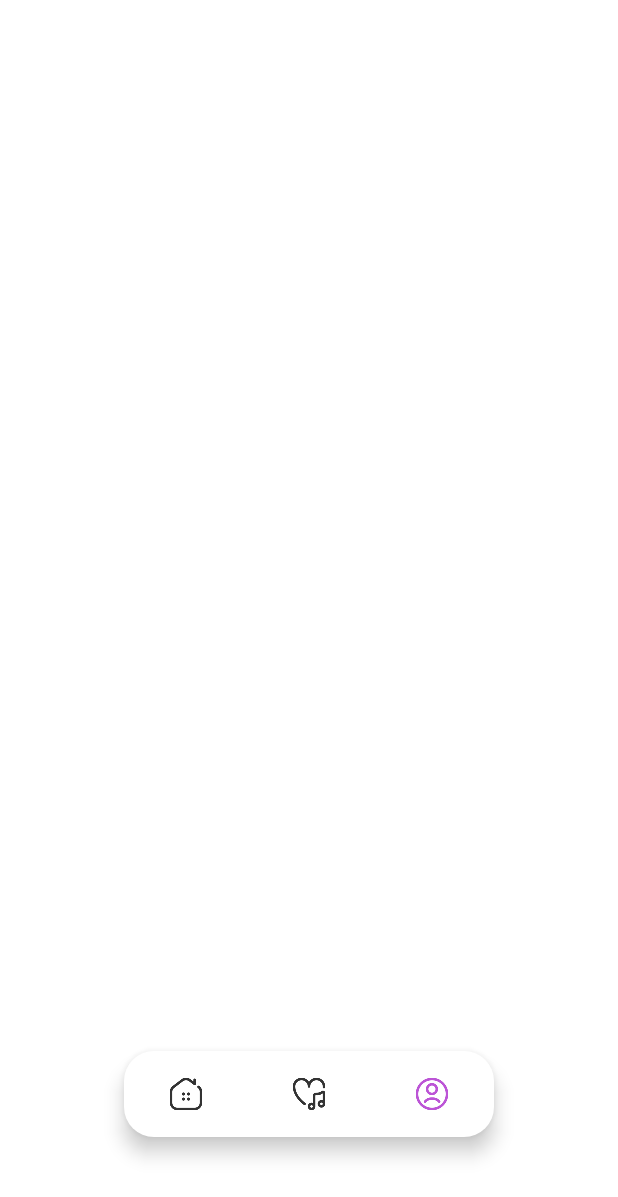
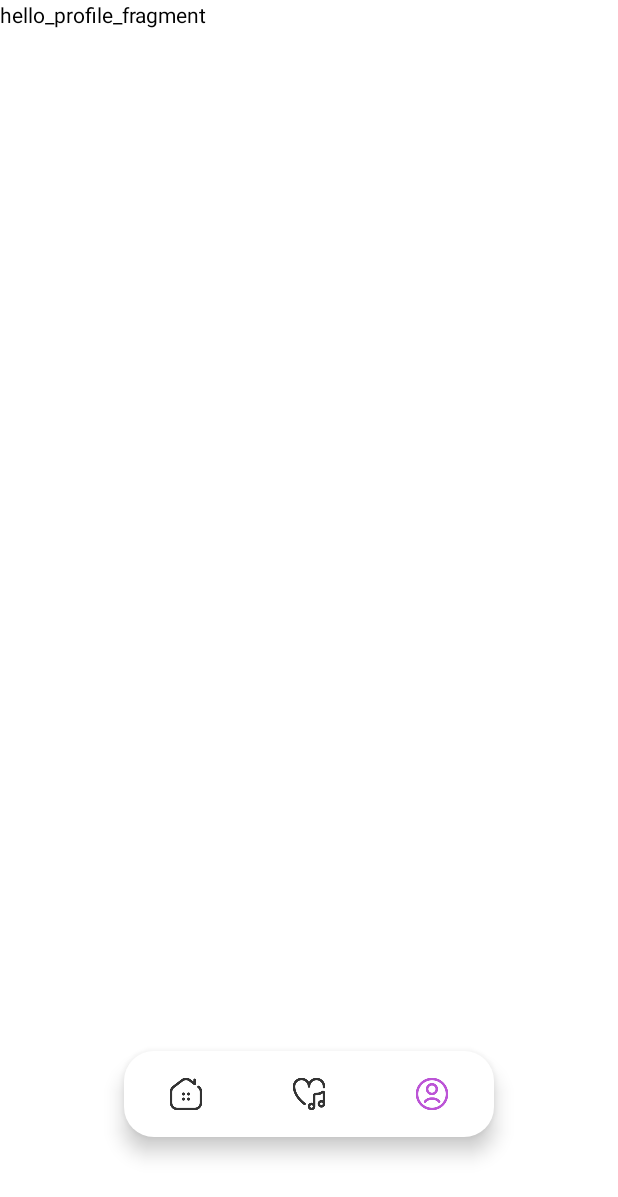
Before and after one commit to vishal206/TeachersBreak, an Android app: the screen it shows after launch (MainActivity), item 3 of the bottom bar chosen, on a phone screen of 412 x 824 dp. Shown: the top 1197 px of the screen. Run offline under Robolectric (Android 15) with nearby library versions, the phone set to English and light mode, and no system bars.

Commit message:
connected fragments

```diff
--- a/app/src/main/java/com/example/teachers_break/MainActivity.java
+++ b/app/src/main/java/com/example/teachers_break/MainActivity.java
@@ -3,12 +3,43 @@ package com.example.teachers_break;
 import androidx.appcompat.app.AppCompatActivity;
 
 import android.os.Bundle;
+import android.view.MenuItem;
 
-public class MainActivity extends AppCompatActivity {
+import com.google.android.material.bottomnavigation.BottomNavigationView;
 
+public class MainActivity extends AppCompatActivity implements BottomNavigationView.OnNavigationItemSelectedListener{
+
+    BottomNavigationView bottomNavigationView;
     @Override
     protected void onCreate(Bundle savedInstanceState) {
         super.onCreate(savedInstanceState);
         setContentView(R.layout.activity_main);
+
+        bottomNavigationView=findViewById(R.id.bottom_nav);
+
+        bottomNavigationView.setOnNavigationItemSelectedListener(this);
+        bottomNavigationView.setSelectedItemId(R.id.player);
+    }
+    playerFragment playerF=new playerFragment();
+    profileFragment profileF=new profileFragment();
+    favouriteFragment favouriteF=new favouriteFragment();
+
+    @Override
+    public boolean onNavigationItemSelected(MenuItem item) {
+
+        switch (item.getItemId()) {
+            case R.id.player:
+                getSupportFragmentManager().beginTransaction().replace(R.id.container, playerF).commit();
+                return true;
+
+            case R.id.favourite:
+                getSupportFragmentManager().beginTransaction().replace(R.id.container, favouriteF).commit();
+                return true;
+
+            case R.id.profile:
+                getSupportFragmentManager().beginTransaction().replace(R.id.container, profileF).commit();
+                return true;
+        }
+        return false;
     }
 }
--- a/app/src/main/res/layout/activity_main.xml
+++ b/app/src/main/res/layout/activity_main.xml
@@ -8,13 +8,14 @@
     tools:context=".MainActivity">
 
     <FrameLayout
-        android:id="@+id/frameLayout"
+        android:id="@+id/container"
         android:layout_width="match_parent"
         android:layout_height="match_parent"
         app:layout_constraintTop_toTopOf="parent"
         tools:layout_editor_absoluteX="0dp" />
 
     <com.google.android.material.bottomnavigation.BottomNavigationView
+        android:id="@+id/bottom_nav"
         android:layout_width="0dp"
         android:layout_height="0dp"
         android:background="@drawable/my_button"
--- a/app/src/main/res/layout/fragment_favourite.xml
+++ b/app/src/main/res/layout/fragment_favourite.xml
@@ -3,12 +3,14 @@
     xmlns:tools="http://schemas.android.com/tools"
     android:layout_width="match_parent"
     android:layout_height="match_parent"
-    tools:context=".favouriteFragment">
+    tools:context=".favouriteFragment"
+    android:background="@color/white">
 
     <!-- TODO: Update blank fragment layout -->
     <TextView
         android:layout_width="match_parent"
         android:layout_height="match_parent"
-        android:text="@string/hello_blank_fragment" />
+        android:text="hello_fav_fragment"
+        android:textColor="@color/black"/>
 
 </FrameLayout>
--- a/app/src/main/res/layout/fragment_player.xml
+++ b/app/src/main/res/layout/fragment_player.xml
@@ -3,12 +3,14 @@
     xmlns:tools="http://schemas.android.com/tools"
     android:layout_width="match_parent"
     android:layout_height="match_parent"
-    tools:context=".playerFragment">
+    tools:context=".playerFragment"
+    android:background="@color/white">
 
     <!-- TODO: Update blank fragment layout -->
     <TextView
         android:layout_width="match_parent"
         android:layout_height="match_parent"
-        android:text="@string/hello_blank_fragment" />
+        android:text="hello_player_fragment"
+        android:textColor="@color/black"/>
 
 </FrameLayout>
--- a/app/src/main/res/layout/fragment_profile.xml
+++ b/app/src/main/res/layout/fragment_profile.xml
@@ -3,12 +3,14 @@
     xmlns:tools="http://schemas.android.com/tools"
     android:layout_width="match_parent"
     android:layout_height="match_parent"
-    tools:context=".profileFragment">
+    tools:context=".profileFragment"
+    android:background="@color/white">
 
     <!-- TODO: Update blank fragment layout -->
     <TextView
         android:layout_width="match_parent"
         android:layout_height="match_parent"
-        android:text="@string/hello_blank_fragment" />
+        android:text="hello_profile_fragment"
+        android:textColor="@color/black"/>
 
 </FrameLayout>
--- a/app/src/main/res/menu/bottom_menu.xml
+++ b/app/src/main/res/menu/bottom_menu.xml
@@ -11,7 +11,7 @@
         android:title="favourite"
         android:icon="@drawable/ic_action_favourite"/>
     <item
-        android:id="@+id/pofile"
+        android:id="@+id/profile"
         android:title="profile"
         android:icon="@drawable/ic_action_profile"/>
 
```
